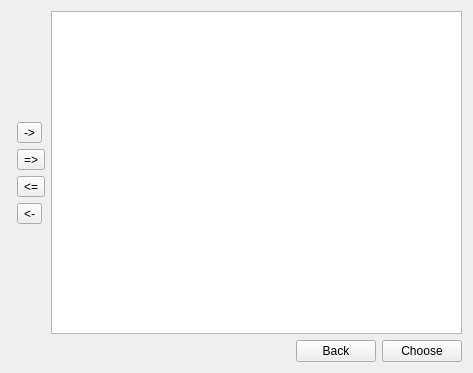
Qt form ui/characterchooser.ui (Nevermille/Chishiki) before a commit.
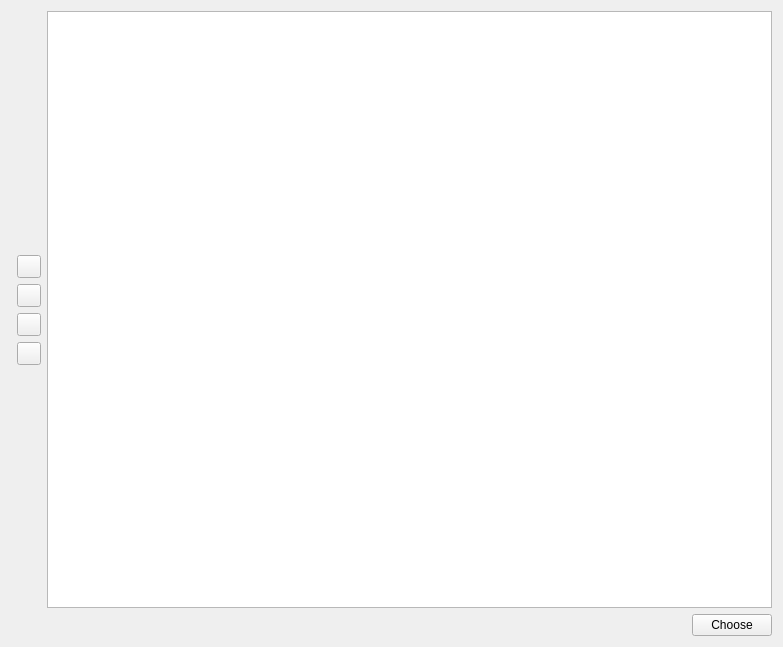
The same form after that commit. Icons and pictures are not drawn. Custom widgets are drawn as their Qt base class.

```diff
--- a/ui/characterchooser.ui
+++ b/ui/characterchooser.ui
@@ -6,8 +6,8 @@
    <rect>
     <x>0</x>
     <y>0</y>
-    <width>473</width>
-    <height>373</height>
+    <width>783</width>
+    <height>647</height>
    </rect>
   </property>
   <property name="windowTitle">
@@ -37,28 +37,44 @@
        <item>
         <widget class="QToolButton" name="addOneCharButton">
          <property name="text">
-          <string>-&gt;</string>
+          <string/>
+         </property>
+         <property name="icon">
+          <iconset resource="../resource/chishiki.qrc">
+           <normaloff>:/images/glyph/add.svg</normaloff>:/images/glyph/add.svg</iconset>
          </property>
         </widget>
        </item>
        <item>
         <widget class="QToolButton" name="addAllCharssButton">
          <property name="text">
-          <string>=&gt;</string>
+          <string/>
+         </property>
+         <property name="icon">
+          <iconset resource="../resource/chishiki.qrc">
+           <normaloff>:/images/glyph/addAll.svg</normaloff>:/images/glyph/addAll.svg</iconset>
          </property>
         </widget>
        </item>
        <item>
         <widget class="QToolButton" name="removeAllCharsButton">
          <property name="text">
-          <string>&lt;=</string>
+          <string/>
+         </property>
+         <property name="icon">
+          <iconset resource="../resource/chishiki.qrc">
+           <normaloff>:/images/glyph/removeAll.svg</normaloff>:/images/glyph/removeAll.svg</iconset>
          </property>
         </widget>
        </item>
        <item>
         <widget class="QToolButton" name="removeOneCharButton">
          <property name="text">
-          <string>&lt;-</string>
+          <string/>
+         </property>
+         <property name="icon">
+          <iconset resource="../resource/chishiki.qrc">
+           <normaloff>:/images/glyph/remove.svg</normaloff>:/images/glyph/remove.svg</iconset>
          </property>
         </widget>
        </item>
@@ -97,13 +113,6 @@
        </property>
       </spacer>
      </item>
-     <item>
-      <widget class="QPushButton" name="pushButton">
-       <property name="text">
-        <string>Back</string>
-       </property>
-      </widget>
-     </item>
      <item>
       <widget class="QPushButton" name="pushButton_2">
        <property name="text">
```
Left out of the diff: 4 changed lines with no effect on the pictures.
